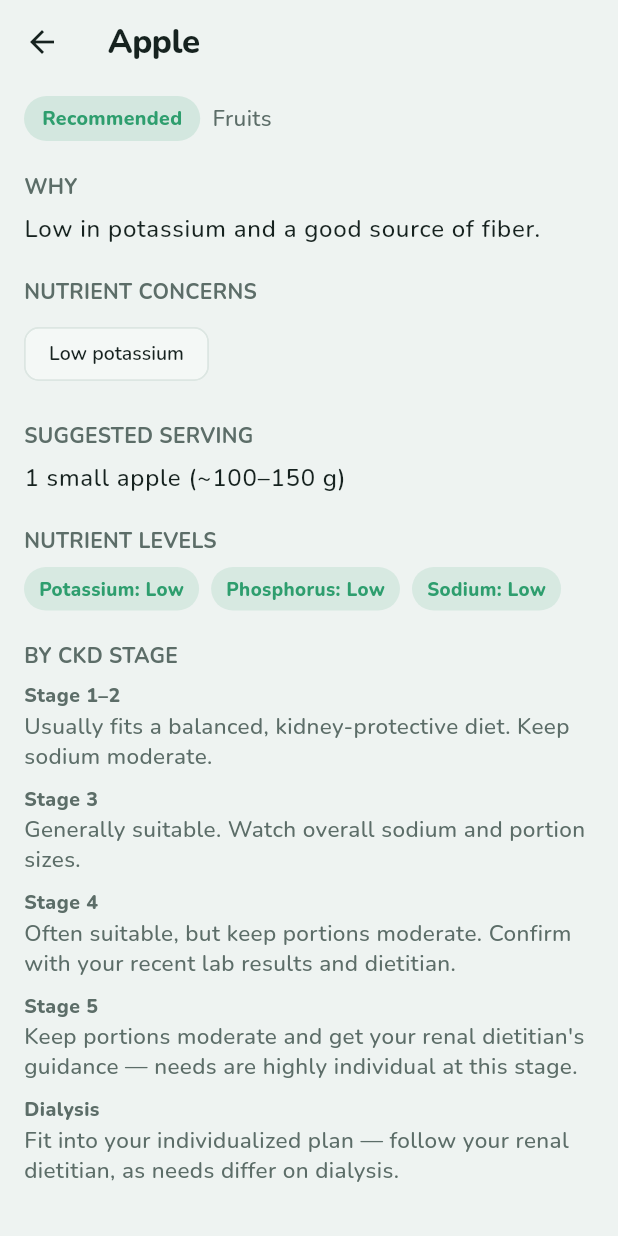
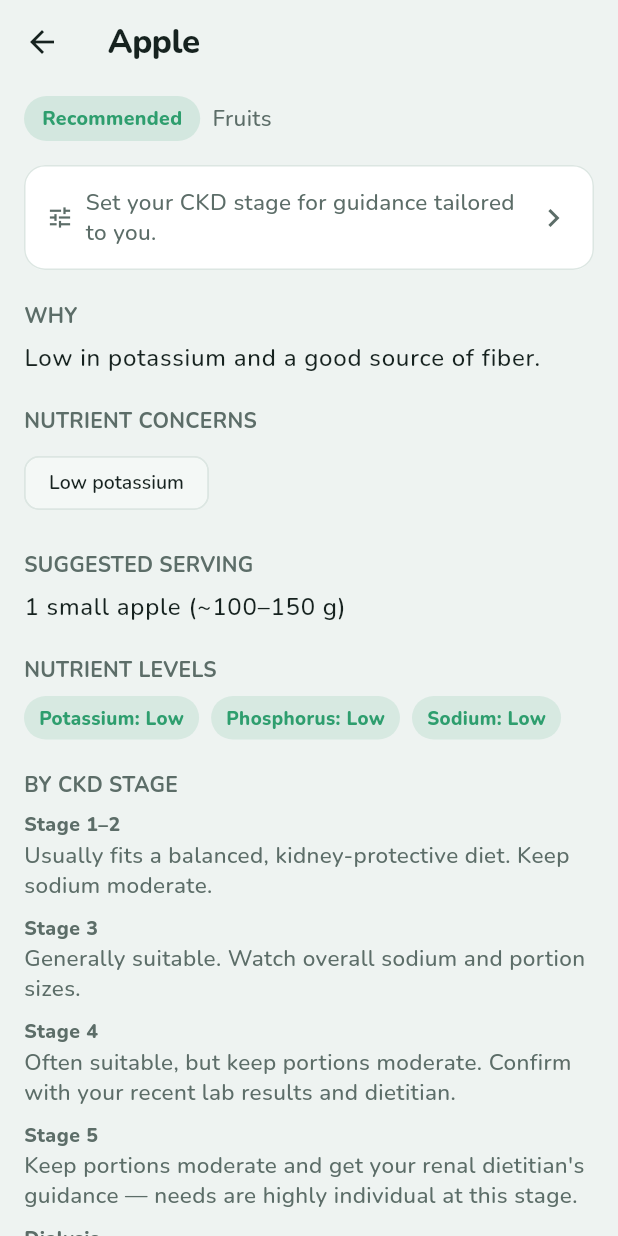
Before and after one commit to PpYCha/ckd_care, a Flutter app: the FoodDetailScreen screen opened directly with sample values from the repository, on a phone screen of 412 x 824 dp. Run offline on Flutter 3.47's test engine with Material 3 defaults, Android fonts, the phone set to English and light mode, and no system bars; our stand-ins replace flutter_local_notifications, sqflite, timezone; accounts and stored records are empty.

Commit message:
feat: personalized 'For your stage' callout on food detail
Co-Authored-By: Claude Opus 4.8 <noreply@anthropic.com>

```diff
--- a/lib/screens/food_detail_screen.dart
+++ b/lib/screens/food_detail_screen.dart
@@ -1,7 +1,11 @@
 import 'package:flutter/material.dart';
+import 'package:provider/provider.dart';
 import 'package:ckd_care/data/food_disclaimer.dart';
+import 'package:ckd_care/data/food_guidance.dart';
 import 'package:ckd_care/data/food_stage_advice.dart';
 import 'package:ckd_care/models/food.dart';
+import 'package:ckd_care/providers/health_profile_provider.dart';
+import 'package:ckd_care/screens/health_profile_screen.dart';
 import 'package:ckd_care/theme/app_theme.dart';
 
 class FoodDetailScreen extends StatelessWidget {
@@ -12,6 +16,8 @@ class FoodDetailScreen extends StatelessWidget {
   Widget build(BuildContext context) {
     final cs = Theme.of(context).colorScheme;
     final text = Theme.of(context).textTheme;
+    final band = stageBandForProfile(
+        context.watch<HealthProfileProvider>().profile);
 
     Widget section(String title, Widget child) => Padding(
           padding: const EdgeInsets.only(top: 20),
@@ -47,6 +53,61 @@ class FoodDetailScreen extends StatelessWidget {
             const SizedBox(width: 8),
             Text(food.category.label, style: text.bodyMedium),
           ]),
+          const SizedBox(height: 16),
+          if (band != null)
+            Container(
+              padding: const EdgeInsets.all(14),
+              decoration: BoxDecoration(
+                color: cs.primary.withValues(alpha: 0.08),
+                borderRadius: BorderRadius.circular(14),
+                border: Border.all(color: cs.primary.withValues(alpha: 0.4)),
+              ),
+              child: Column(
+                crossAxisAlignment: CrossAxisAlignment.start,
+                children: [
+                  Row(children: [
+                    Icon(Icons.person_pin_circle_outlined,
+                        size: 18, color: cs.primary),
+                    const SizedBox(width: 8),
+                    Text('For your stage — ${band.label}',
+                        style: text.labelMedium?.copyWith(
+                            color: cs.primary, fontWeight: FontWeight.w800)),
+                  ]),
+                  const SizedBox(height: 8),
+                  Text(stageAdvice(food, band), style: text.bodyLarge),
+                  const SizedBox(height: 8),
+                  Text(clinicianAlert(band), style: text.bodyMedium),
+                ],
+              ),
+            )
+          else
+            Material(
+              color: cs.surface,
+              borderRadius: BorderRadius.circular(14),
+              child: InkWell(
+                borderRadius: BorderRadius.circular(14),
+                onTap: () => Navigator.push(
+                    context,
+                    MaterialPageRoute(
+                        builder: (_) => const HealthProfileScreen())),
+                child: Container(
+                  padding: const EdgeInsets.all(14),
+                  decoration: BoxDecoration(
+                    borderRadius: BorderRadius.circular(14),
+                    border: Border.all(color: cs.outlineVariant),
+                  ),
+                  child: Row(children: [
+                    Icon(Icons.tune, size: 18, color: cs.onSurfaceVariant),
+                    const SizedBox(width: 8),
+                    Expanded(
+                        child: Text(
+                            'Set your CKD stage for guidance tailored to you.',
+                            style: text.bodyMedium)),
+                    Icon(Icons.chevron_right, color: cs.onSurfaceVariant),
+                  ]),
+                ),
+              ),
+            ),
           section('Why', Text(food.why, style: text.bodyLarge)),
           section(
             'Nutrient concerns',
```
